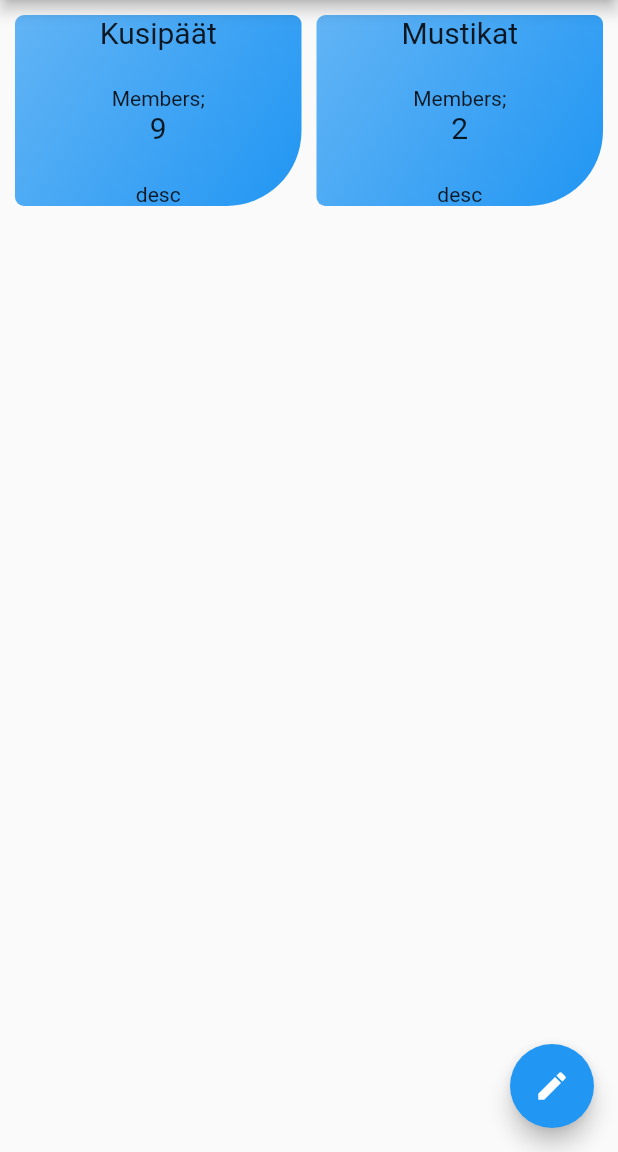
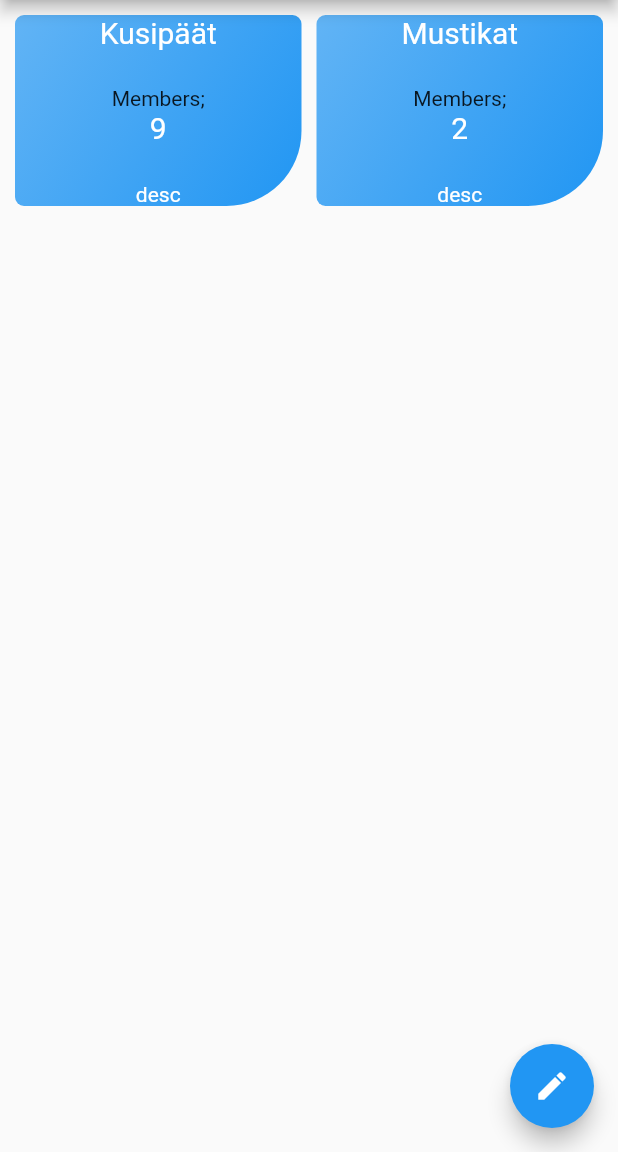
Before and after one commit to Tetradynamia/small-groups-organize, a Flutter app: the screen it shows after launch, on a phone screen of 412 x 824 dp, the part 84-1236 px from its top. Run offline on Flutter 3.47's test engine with Material 2 defaults, Android fonts, the phone set to English and light mode, and no system bars.

Commit message:
Minor changes

```diff
--- a/lib/screens/shuffle_screen.dart
+++ b/lib/screens/shuffle_screen.dart
@@ -190,6 +190,7 @@ class _ShuffleScreenState extends State<ShuffleScreen> {
                 ),
                 if (_expanded)
                   Container(
+                    padding: EdgeInsets.all(10),
                     child: Card(
                       child: Column(
                         children: [
@@ -217,11 +218,14 @@ class _ShuffleScreenState extends State<ShuffleScreen> {
                             ],
                           ),
                           Form(
+
                             key: _form,
-                            autovalidate: true,
+
+                            child: Padding(
+                              padding: const EdgeInsets.symmetric(horizontal:8.0),
                               child: TextFormField(
                                 decoration: InputDecoration(
-                                labelText: 'Set the size of small groups',
+                                  labelText: 'Give an integer.',
                                 ),
                                 textInputAction: TextInputAction.done,
                                 keyboardType: TextInputType.number,
@@ -253,6 +257,7 @@ class _ShuffleScreenState extends State<ShuffleScreen> {
 
                                   return null;
                                 },
+                              ),
                             ),
                           ),
                           _availableMembers.isNotEmpty &&
--- a/lib/widgets/group_item.dart
+++ b/lib/widgets/group_item.dart
@@ -21,7 +21,12 @@ class GroupItem extends StatelessWidget {
     final thisGroupMembers =
         groupData.members.where((member) => member.groupName == name);
     return InkWell(
-      borderRadius: BorderRadius.only(bottomRight: Radius.circular(50)),
+      splashColor: Theme.of(context).primaryColor,
+      borderRadius: BorderRadius.only(
+          topLeft: Radius.circular(6),
+          topRight: Radius.circular(6),
+          bottomLeft: Radius.circular(6),
+          bottomRight: Radius.circular(50)),
       onTap: () {
         Navigator.of(context).pushNamed(TabsScreen.routeName, arguments: name);
       },
@@ -47,20 +52,19 @@ class GroupItem extends StatelessWidget {
           children: <Widget>[
             Text(
               name,
-              style: TextStyle(fontSize: 20),
+              style: TextStyle(fontSize: 20, color: Colors.white),
             ),
             Column(
               children: <Widget>[
                 Text('Members;'),
                 Text(
                   '${thisGroupMembers.length}',
-                  style: TextStyle(
-                    fontSize: 20,
+                  style: TextStyle(fontSize: 20, color: Colors.white
                   ),
                 ),
               ],
             ),
-            Text(description),
+            Text(description, style: TextStyle( color: Colors.white),),
           ],
         ),
       ),
```
Lines whose indentation alone changed are shown as unchanged.
